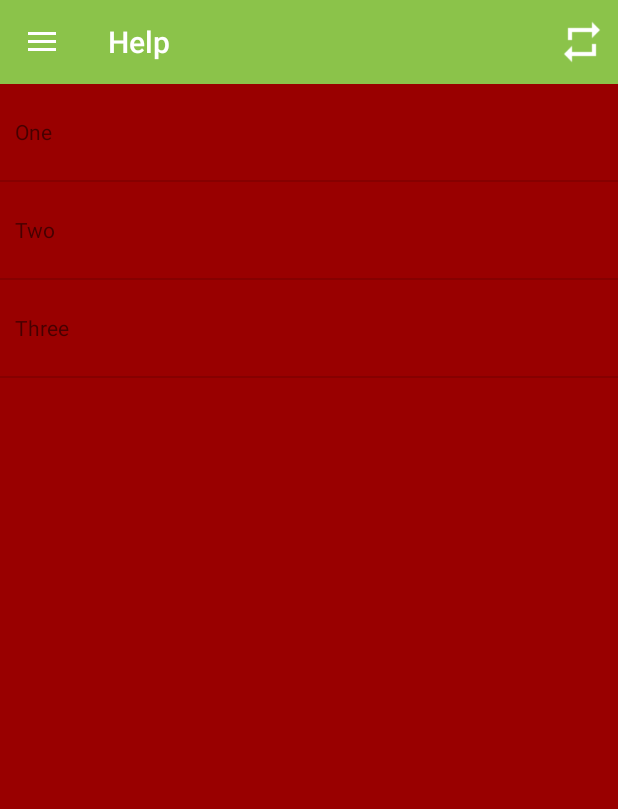
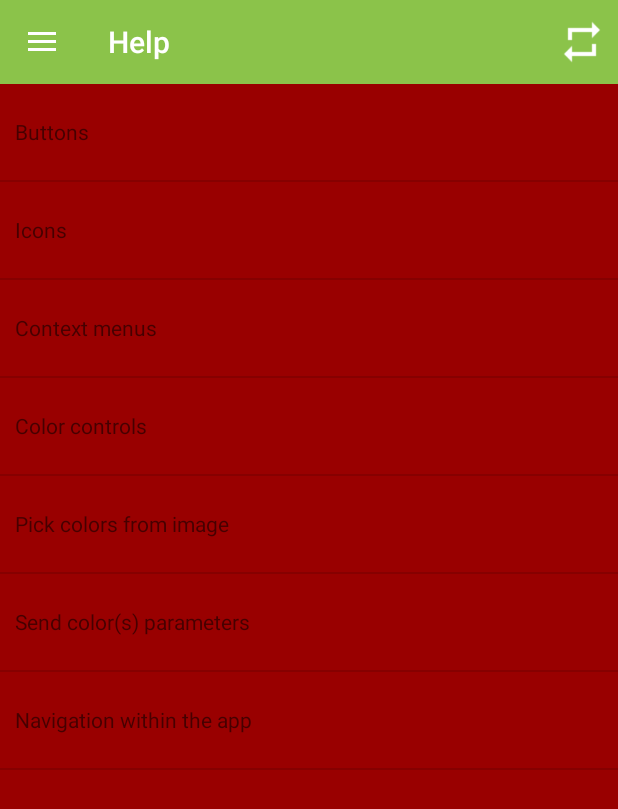
Before and after one commit to ruan65/ColoriforniaII, an Android app: the HelpActivity screen opened directly, with no data from a screen before it, on a phone screen of 412 x 824 dp. Shown: the top 809 px of the screen. Run offline under Robolectric (Android 15) with nearby library versions, the phone set to English and light mode, and no system bars; our stand-ins replace ButterKnife.

Commit message:
adding text and image to Instruction activity implemented

```diff
--- a/app/src/main/java/com/engstuff/coloriphornia/activities/HelpActivity.java
+++ b/app/src/main/java/com/engstuff/coloriphornia/activities/HelpActivity.java
@@ -4,6 +4,7 @@ import android.app.FragmentManager;
 import android.app.FragmentTransaction;
 import android.os.Bundle;
 import android.util.Log;
+import android.widget.FrameLayout;
 
 import com.engstuff.coloriphornia.R;
 import com.engstuff.coloriphornia.fragments.FragmentHelpContents;
@@ -15,6 +16,8 @@ public class HelpActivity extends MockUpActivity implements FragmentHelpContents
 
     @Override
     public void onCreate(Bundle savedInstanceState) {
+
+
         super.onCreate(savedInstanceState);
 
         if (isInTwoPaneMode()) {
@@ -23,7 +26,7 @@ public class HelpActivity extends MockUpActivity implements FragmentHelpContents
         } else {
 
             getFragmentManager().beginTransaction()
-                    .add(R.id.universal_fragment_container, new FragmentHelpContents())
+                    .replace(R.id.universal_fragment_container, new FragmentHelpContents())
                     .commit();
         }
     }
@@ -40,7 +43,6 @@ public class HelpActivity extends MockUpActivity implements FragmentHelpContents
 
     @Override
     public void onItemSelected(int position) {
-        Log.d("ml", "List position = " + position);
 
         if (fragmentInstruction == null) {
 
@@ -59,7 +61,10 @@ public class HelpActivity extends MockUpActivity implements FragmentHelpContents
             fm.executePendingTransactions();
         }
 
+        fragmentInstruction.setText(
+                getResources().getStringArray(R.array.help_description)[position]);
 
+        fragmentInstruction.setImage(position);
     }
 
     private boolean isInTwoPaneMode() {
--- a/app/src/main/res/values/help_contents.xml
+++ b/app/src/main/res/values/help_contents.xml
@@ -1,8 +1,24 @@
 <?xml version="1.0" encoding="utf-8"?>
 <resources>
     <string-array name="help_contents">
-        <item>One</item>
-        <item>Two</item>
-        <item>Three</item>
+        <item>Buttons</item>
+        <item>Icons</item>
+        <item>Context menus</item>
+        <item>Color controls</item>
+        <item>Pick colors from image</item>
+        <item>Send color(s) parameters</item>
+        <item>Navigation within the app</item>
     </string-array>
+
+    <string-array name="help_description">
+        <item>Have a look at the picture below</item>
+        <item>Icons</item>
+        <item>Context menus</item>
+        <item>Color controls</item>
+        <item>Pick colors from image</item>
+        <item>Send color(s) parameters</item>
+        <item>Navigation within the app</item>
+    </string-array>
+
+
 </resources>
```
Also changed, not shown: app/src/main/java/com/engstuff/coloriphornia/fragments/FragmentInstruction.java (+32 -2 lines), app/src/main/res/layout/fragment_instruction.xml (+8 -4 lines), app/src/main/res/drawable/instr_0.png (added), app/src/main/res/drawable/instr_1.png (added), 1 other file.
